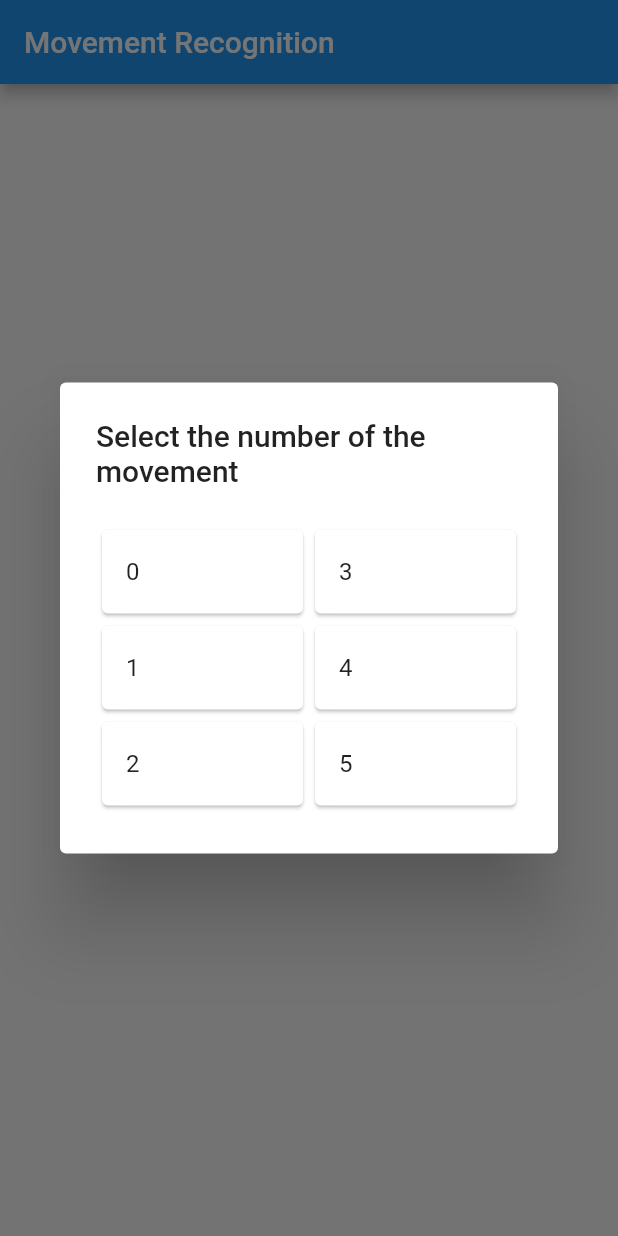
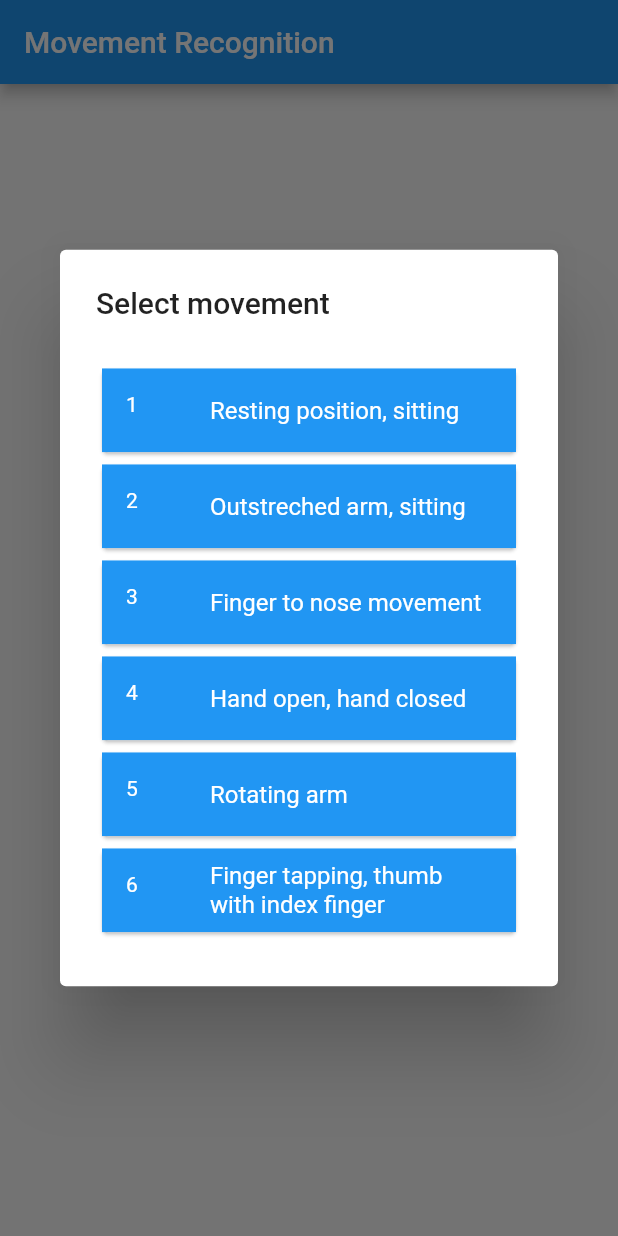
Before and after one commit to weg-da/movement-recognition-frontend, a Flutter app: the screen it shows after launch, after a tap on "Record Movement", on a phone screen of 412 x 824 dp. Run offline on Flutter 3.47's test engine with Material 2 defaults, Android fonts, the light colour scheme and no system bars; our stand-ins replace charts_flutter, dio, sensors_plus; missing offline and left inert: flutter_sensors.

Commit message:
updated styling

```diff
--- a/lib/pages/page_home.dart
+++ b/lib/pages/page_home.dart
@@ -1,5 +1,4 @@
 import 'dart:async';
-import 'dart:math';
 import 'package:flutter/material.dart';
 import 'package:movement_recognition_frontend/model_data.dart';
 import 'package:movement_recognition_frontend/pages/page_movement.dart';
@@ -15,28 +14,36 @@ class MyHomePage extends StatefulWidget {
 
 class _MyHomePageState extends State<MyHomePage> {
   int? movementNumber;
-  ModelData modelData =
-      ModelData(accX: [], accY: [], accZ: [], gyrX: [], gyrY: [], gyrZ: []);
+  List<String> movementNames = [
+    "Resting position, sitting",
+    "Outstreched arm, sitting",
+    "Finger to nose movement",
+    "Hand open, hand closed",
+    "Rotating arm",
+    "Finger tapping, thumb with index finger"
+  ];
+  // ModelData modelData =
+  //     ModelData(accX: [], accY: [], accZ: [], gyrX: [], gyrY: [], gyrZ: []);
 
-  Stream<double> countStream(int max) async* {
-    var rng = Random();
-    Timer(const Duration(seconds: 5), () async* {
-      yield rng.nextDouble();
-    });
-    // for (int i = 0; i < max; i++) {
-    //   yield rng.nextDouble();
-    // }
-  }
+  // Stream<double> countStream(int max) async* {
+  //   var rng = Random();
+  //   Timer(const Duration(seconds: 5), () async* {
+  //     yield rng.nextDouble();
+  //   });
+  //   // for (int i = 0; i < max; i++) {
+  //   //   yield rng.nextDouble();
+  //   // }
+  // }
 
-  Future startRandomStream() async {
-    var streama = countStream(5).listen((event) {
-      // print(event);
-    });
-    Timer(const Duration(seconds: 5), () {
-      // print("Stop");
-      streama.cancel();
-    });
-  }
+  // Future startRandomStream() async {
+  //   var streama = countStream(5).listen((event) {
+  //     // print(event);
+  //   });
+  //   Timer(const Duration(seconds: 5), () {
+  //     // print("Stop");
+  //     streama.cancel();
+  //   });
+  // }
 
   Future startMovement(bool sim) async {
     await showDialog(
@@ -44,11 +51,12 @@ class _MyHomePageState extends State<MyHomePage> {
         builder: (BuildContext context) {
           movementNumber = null;
           return AlertDialog(
+              // backgroundColor: Colors.lightBlueAccent,
               scrollable: true,
-              title: const Text("Select the number of the movement"),
+              title: const Text("Select movement"),
               content: SizedBox(
-                height: 200,
-                width: 200,
+                height: 400,
+                width: 300,
                 child: Row(children: [
                   Expanded(
                     child: Column(
@@ -57,36 +65,16 @@ class _MyHomePageState extends State<MyHomePage> {
                       children: [
                         ListView.builder(
                           shrinkWrap: true,
-                          itemCount: 3,
+                          itemCount: 6,
                           itemBuilder: (context, index) {
                             return Card(
                               child: ListTile(
-                                title: Text(index.toString()),
+                                tileColor: Colors.blue,
+                                textColor: Colors.white,
+                                leading: Text((index + 1).toString()),
+                                title: Text(movementNames[index]),
                                 onTap: () {
                                   movementNumber = (index);
-                                  Navigator.of(context).pop();
-                                },
-                              ),
-                            );
-                          },
-                        ),
-                      ],
-                    ),
-                  ),
-                  Expanded(
-                    child: Column(
-                      mainAxisSize: MainAxisSize.min,
-                      crossAxisAlignment: CrossAxisAlignment.center,
-                      children: [
-                        ListView.builder(
-                          shrinkWrap: true,
-                          itemCount: 3,
-                          itemBuilder: (context, index) {
-                            return Card(
-                              child: ListTile(
-                                title: Text((index + 3).toString()),
-                                onTap: () {
-                                  movementNumber = (index + 3);
                                   Navigator.of(context).pop();
                                 },
                               ),
@@ -101,12 +89,12 @@ class _MyHomePageState extends State<MyHomePage> {
         });
     if (sim != true) {
       if (movementNumber != null) {
-        modelData.clean(); // clean model data
         Navigator.push(
             context,
             MaterialPageRoute(
                 builder: (context) => PageMovement(
                       movementNumber: movementNumber!,
+                      movementName: movementNames[movementNumber!],
                     )));
       }
     }
--- a/lib/sensor_chart.dart
+++ b/lib/sensor_chart.dart
@@ -9,7 +9,8 @@ class AccLineChart extends StatelessWidget {
   final List<charts.Series<dynamic, int>> seriesList;
   final bool? animate;
 
-  const AccLineChart(this.seriesList, {this.animate});
+  const AccLineChart(this.seriesList, {Key? key, this.animate})
+      : super(key: key);
 
   static double roundDouble(double value, int places) {
     num mod = pow(10.0, places);
```
Also changed, not shown: lib/pages/page_movement.dart (+54 -16 lines).
